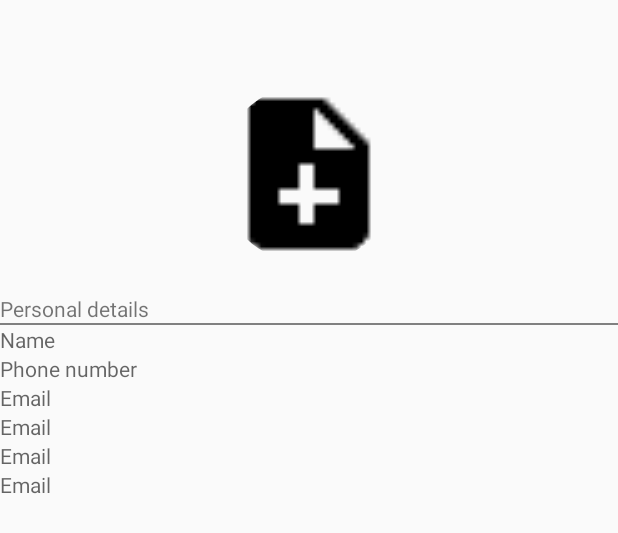
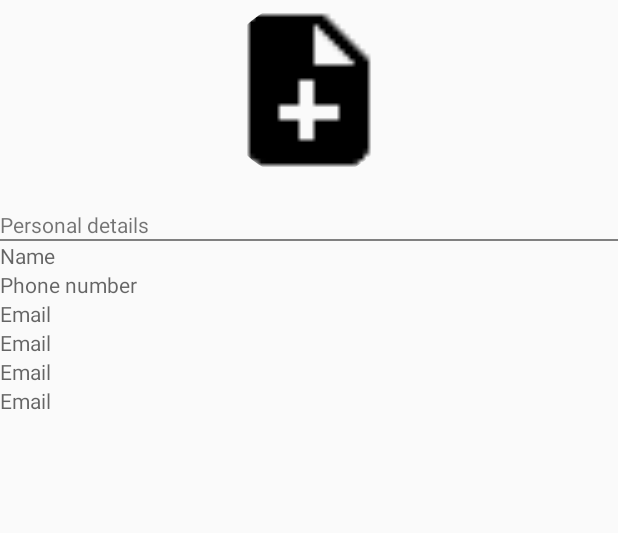
Before and after one commit to fhdotb/Empdir, an Android app: the layout fragment_photos.xml on its own in the app's theme, with its tools: preview values and no code run, on a phone screen of 412 x 824 dp. Shown: the top 533 px of the screen. Run offline under Robolectric (Android 15) with nearby library versions, the phone set to English and light mode, and no system bars; plain views replace SelectableRoundedImageView.

Commit message:
selamun aleykun

```diff
--- a/app/src/main/java/com/gmail/otb/fhd/mobileappcoursework/LoginActivity.java
+++ b/app/src/main/java/com/gmail/otb/fhd/mobileappcoursework/LoginActivity.java
@@ -141,6 +141,8 @@ public class LoginActivity extends AppCompatActivity implements View.OnClickList
     private void login() {
 //        swipeRefreshLayout.setRefreshing(true);
 
+        //Using 'Call' Interface to receive data from the server
+        // ” onResponse ” override method contains the success response
         API apiService =
                 ApiClient.getClient().create(API.class);
 
--- a/app/src/main/java/com/gmail/otb/fhd/mobileappcoursework/NetworkLayer/API.java
+++ b/app/src/main/java/com/gmail/otb/fhd/mobileappcoursework/NetworkLayer/API.java
@@ -10,6 +10,7 @@ import com.gmail.otb.fhd.mobileappcoursework.model.JsonResponse;
 import retrofit2.Call;
 import retrofit2.http.GET;
 
+//The interface defines the possible HTTP operations and manages all URL calls
 public interface API {
     @GET("/.json")
     Call<JsonResponse> getDetails();
--- a/app/src/main/java/com/gmail/otb/fhd/mobileappcoursework/NetworkLayer/ApiClient.java
+++ b/app/src/main/java/com/gmail/otb/fhd/mobileappcoursework/NetworkLayer/ApiClient.java
@@ -5,10 +5,13 @@ package com.gmail.otb.fhd.mobileappcoursework.NetworkLayer;
  */
 
 import retrofit2.Retrofit;
+//gson=json
 import retrofit2.converter.gson.GsonConverterFactory;
 
-
+//Creating the ApiClient
 public class ApiClient {
+    //baseUrl=used to set end point
+    //addConverterFactory = Used to convert the JSON response into java Objects
     public static final String BASE_URL = "https://androidcoursework-84a4f.firebaseio.com";
     private static Retrofit retrofit = null;
 
--- a/app/src/main/res/layout/fragment_photos.xml
+++ b/app/src/main/res/layout/fragment_photos.xml
@@ -3,7 +3,6 @@
     android:layout_width="match_parent"
     android:layout_height="match_parent"
     xmlns:app="http://schemas.android.com/apk/res-auto"
-    android:layout_marginTop="?attr/actionBarSize"
     tools:context=".fragment.PhotosFragment">
 
     <ScrollView xmlns:android="http://schemas.android.com/apk/res/android"
```
Also changed, not shown: 3 other files.
